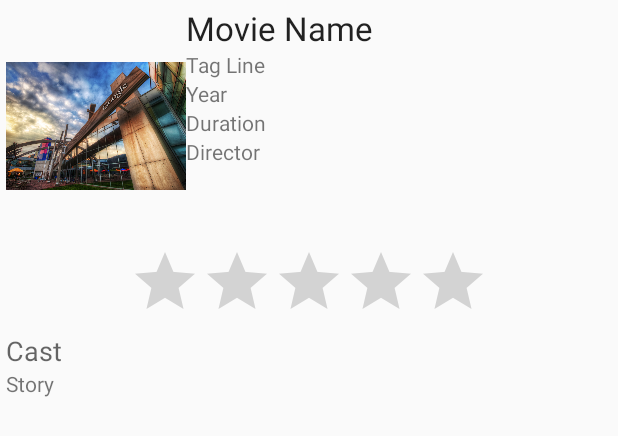
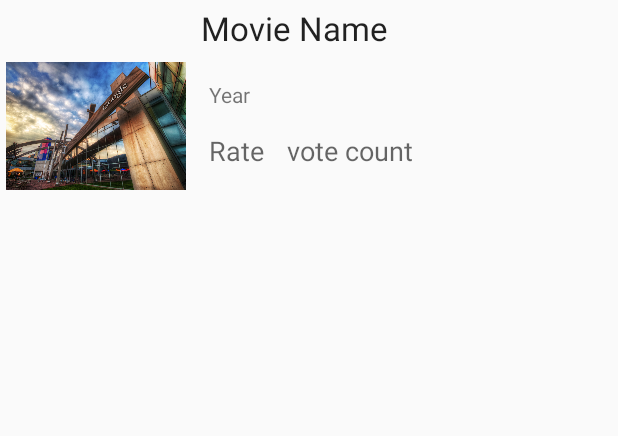
Before and after one commit to MohamedHashim/TEST_Movie, an Android app: the layout row.xml on its own in the app's theme, with its tools: preview values and no code run, on a phone screen of 412 x 824 dp. Shown: the top 436 px of the screen. Run offline under Robolectric (Android 15) with nearby library versions, the phone set to English and light mode, and no system bars.

Commit message:
Update row.xml

```diff
--- a/app/src/main/res/layout/row.xml
+++ b/app/src/main/res/layout/row.xml
@@ -23,68 +23,58 @@
     <LinearLayout
         android:orientation="vertical"
         android:layout_width="match_parent"
-        android:layout_height="match_parent">
+        android:layout_height="match_parent"
+        android:weightSum="1">
 
         <TextView
             android:layout_width="wrap_content"
             android:layout_height="wrap_content"
             android:textAppearance="?android:attr/textAppearanceLarge"
             android:text="Movie Name"
-            android:id="@+id/tvMovie" />
+            android:id="@+id/tvMovie"
+            android:paddingBottom="20dp"
+            android:paddingLeft="10dp" />
 
-        <TextView
-            android:layout_width="wrap_content"
-            android:layout_height="wrap_content"
-            android:textAppearance="?android:attr/textAppearanceSmall"
-            android:text="Tag Line"
-            android:id="@+id/tvTagline" />
+
 
         <TextView
             android:layout_width="wrap_content"
             android:layout_height="wrap_content"
             android:textAppearance="?android:attr/textAppearanceSmall"
             android:text="Year"
-            android:id="@+id/tvYear" />
-
-        <TextView
-            android:layout_width="wrap_content"
-            android:layout_height="wrap_content"
-            android:textAppearance="?android:attr/textAppearanceSmall"
-            android:text="Duration"
-            android:id="@+id/tvDuration" />
-        <TextView
-            android:layout_width="wrap_content"
-            android:layout_height="wrap_content"
-            android:textAppearance="?android:attr/textAppearanceSmall"
-            android:text="Director"
-            android:id="@+id/tvDirector" />
-    </LinearLayout>
-
-   </LinearLayout>
+            android:id="@+id/tvYear"
+            android:paddingLeft="15dp" />
 
         <LinearLayout
-        android:orientation="vertical"
+            android:orientation="horizontal"
             android:layout_width="match_parent"
-        android:layout_height="wrap_content">
-
-        <RatingBar
-            android:layout_width="wrap_content"
-            android:layout_height="wrap_content"
-            android:id="@+id/rbMovie"
-            android:layout_gravity="center"
-            android:stepSize=".5" />
+            android:layout_height="match_parent"
+            android:weightSum="1">
 
             <TextView
                 android:layout_width="wrap_content"
                 android:layout_height="wrap_content"
                 android:textAppearance="?android:attr/textAppearanceMedium"
-            android:text="Cast"
-            android:id="@+id/tvCast" />
+                android:text="Rate"
+                android:id="@+id/average"
+                android:layout_gravity="center_vertical"
+                android:paddingBottom="35dp"
+                android:paddingLeft="15dp" />
 
             <TextView
                 android:layout_width="wrap_content"
                 android:layout_height="wrap_content"
-            android:text="Story"
-            android:id="@+id/tvStory" />
+                android:textAppearance="?android:attr/textAppearanceMedium"
+                android:text="vote count"
+                android:layout_gravity="center_vertical"
+                android:id="@+id/vote_count"
+                android:paddingBottom="35dp"
+                android:paddingLeft="15dp"/>
         </LinearLayout>
+
+
     </LinearLayout>
+
+   </LinearLayout>
+
+</LinearLayout>
```
Lines whose indentation alone changed are shown as unchanged.
